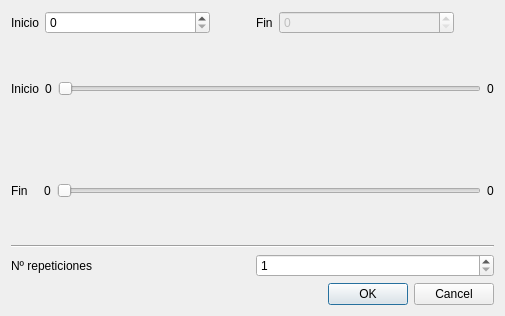
Above: ui/calderondialog.ui from JuanjoMrt/Jmidi before the change. Below: the same form after it.
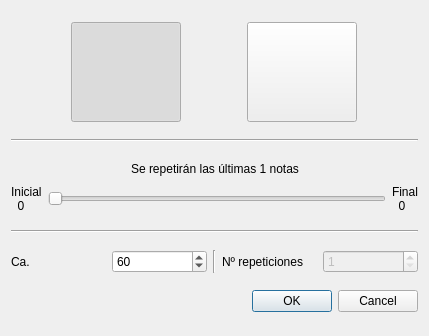
That is the form after the change. Icons and pictures are not drawn.

Commit message: The repetition graphical icons were added and some bug fixed

Diff of the .ui file:
```diff
--- a/ui/calderondialog.ui
+++ b/ui/calderondialog.ui
@@ -6,8 +6,8 @@
    <rect>
     <x>0</x>
     <y>0</y>
-    <width>505</width>
-    <height>316</height>
+    <width>429</width>
+    <height>336</height>
    </rect>
   </property>
   <property name="windowTitle">
@@ -15,107 +15,141 @@
   </property>
   <layout class="QVBoxLayout" name="verticalLayout_2">
    <item>
-    <layout class="QHBoxLayout" name="horizontalLayout_6">
+    <layout class="QHBoxLayout" name="horizontalLayout_3">
      <item>
-      <layout class="QHBoxLayout" name="horizontalLayout_5">
-       <item>
-        <widget class="QLabel" name="label_4">
-         <property name="sizePolicy">
-          <sizepolicy hsizetype="Maximum" vsizetype="Preferred">
-           <horstretch>0</horstretch>
-           <verstretch>0</verstretch>
-          </sizepolicy>
-         </property>
-         <property name="text">
-          <string>Inicio</string>
-         </property>
-        </widget>
-       </item>
-       <item>
-        <widget class="QSpinBox" name="sb_inicio_calderon">
-         <property name="sizePolicy">
-          <sizepolicy hsizetype="Minimum" vsizetype="Fixed">
-           <horstretch>0</horstretch>
-           <verstretch>0</verstretch>
-          </sizepolicy>
-         </property>
-        </widget>
-       </item>
-      </layout>
-     </item>
-     <item>
-      <spacer name="horizontalSpacer">
-       <property name="orientation">
-        <enum>Qt::Horizontal</enum>
+      <widget class="QPushButton" name="pb_calderon">
+       <property name="minimumSize">
+        <size>
+         <width>110</width>
+         <height>100</height>
+        </size>
        </property>
-       <property name="sizeType">
-        <enum>QSizePolicy::Maximum</enum>
-       </property>
-       <property name="sizeHint" stdset="0">
+       <property name="maximumSize">
         <size>
-         <width>40</width>
-         <height>20</height>
+         <width>110</width>
+         <height>100</height>
         </size>
        </property>
-      </spacer>
+       <property name="text">
+        <string/>
+       </property>
+       <property name="icon">
+        <iconset resource="resources.qrc">
+         <normaloff>:/icons/icons/fermata-512px.png</normaloff>:/icons/icons/fermata-512px.png</iconset>
+       </property>
+       <property name="checkable">
+        <bool>true</bool>
+       </property>
+       <property name="checked">
+        <bool>true</bool>
+       </property>
+       <property name="autoExclusive">
+        <bool>true</bool>
+       </property>
+      </widget>
      </item>
      <item>
-      <layout class="QHBoxLayout" name="horizontalLayout_3">
-       <item>
-        <widget class="QLabel" name="label_5">
-         <property name="sizePolicy">
-          <sizepolicy hsizetype="Maximum" vsizetype="Preferred">
-           <horstretch>0</horstretch>
-           <verstretch>0</verstretch>
-          </sizepolicy>
-         </property>
-         <property name="text">
-          <string>Fin</string>
-         </property>
-        </widget>
-       </item>
-       <item>
-        <widget class="QSpinBox" name="sb_fin_calderon">
-         <property name="enabled">
-          <bool>false</bool>
-         </property>
-        </widget>
-       </item>
-      </layout>
-     </item>
-     <item>
-      <spacer name="horizontalSpacer_2">
-       <property name="orientation">
-        <enum>Qt::Horizontal</enum>
+      <widget class="QPushButton" name="pb_repetition">
+       <property name="minimumSize">
+        <size>
+         <width>110</width>
+         <height>100</height>
+        </size>
        </property>
-       <property name="sizeType">
-        <enum>QSizePolicy::Minimum</enum>
+       <property name="maximumSize">
+        <size>
+         <width>110</width>
+         <height>100</height>
+        </size>
        </property>
-       <property name="sizeHint" stdset="0">
+       <property name="text">
+        <string/>
+       </property>
+       <property name="icon">
+        <iconset resource="resources.qrc">
+         <normaloff>:/icons/icons/repeat-sign-start-and-end-512px.png</normaloff>:/icons/icons/repeat-sign-start-and-end-512px.png</iconset>
+       </property>
+       <property name="iconSize">
         <size>
          <width>40</width>
          <height>20</height>
         </size>
        </property>
-      </spacer>
+       <property name="checkable">
+        <bool>true</bool>
+       </property>
+       <property name="autoExclusive">
+        <bool>true</bool>
+       </property>
+      </widget>
      </item>
     </layout>
    </item>
+   <item>
+    <widget class="Line" name="line_3">
+     <property name="orientation">
+      <enum>Qt::Horizontal</enum>
+     </property>
+    </widget>
+   </item>
    <item>
     <layout class="QVBoxLayout" name="verticalLayout">
+     <item>
+      <layout class="QHBoxLayout" name="horizontalLayout_6">
+       <item>
+        <spacer name="horizontalSpacer">
+         <property name="orientation">
+          <enum>Qt::Horizontal</enum>
+         </property>
+         <property name="sizeHint" stdset="0">
+          <size>
+           <width>40</width>
+           <height>20</height>
+          </size>
+         </property>
+        </spacer>
+       </item>
+       <item>
+        <widget class="QLabel" name="label_notes_to_repeat">
+         <property name="sizePolicy">
+          <sizepolicy hsizetype="Preferred" vsizetype="Maximum">
+           <horstretch>0</horstretch>
+           <verstretch>0</verstretch>
+          </sizepolicy>
+         </property>
+         <property name="text">
+          <string>Se repetirán las últimas 1 notas</string>
+         </property>
+        </widget>
+       </item>
+       <item>
+        <spacer name="horizontalSpacer_2">
+         <property name="orientation">
+          <enum>Qt::Horizontal</enum>
+         </property>
+         <property name="sizeHint" stdset="0">
+          <size>
+           <width>40</width>
+           <height>20</height>
+          </size>
+         </property>
+        </spacer>
+       </item>
+      </layout>
+     </item>
      <item>
       <layout class="QHBoxLayout" name="horizontalLayout">
-       <item>
-        <widget class="QLabel" name="label">
-         <property name="text">
-          <string>Inicio</string>
-         </property>
-        </widget>
-       </item>
        <item>
         <widget class="QLabel" name="label_inicio_minimum">
+         <property name="sizePolicy">
+          <sizepolicy hsizetype="Preferred" vsizetype="Maximum">
+           <horstretch>0</horstretch>
+           <verstretch>0</verstretch>
+          </sizepolicy>
+         </property>
          <property name="text">
-          <string>0</string>
+          <string>Inicial
+  0</string>
          </property>
         </widget>
        </item>
@@ -131,46 +165,15 @@
        </item>
        <item>
         <widget class="QLabel" name="label_inicio_maximum">
-         <property name="text">
-          <string>0</string>
+         <property name="sizePolicy">
+          <sizepolicy hsizetype="Preferred" vsizetype="Maximum">
+           <horstretch>0</horstretch>
+           <verstretch>0</verstretch>
+          </sizepolicy>
          </property>
-        </widget>
-       </item>
-      </layout>
-     </item>
-     <item>
-      <layout class="QHBoxLayout" name="horizontalLayout_2">
-       <item>
-        <widget class="QLabel" name="label_2">
          <property name="text">
-          <string>Fin   </string>
-         </property>
-        </widget>
-       </item>
-       <item>
-        <widget class="QLabel" name="label_fin_minimum">
-         <property name="text">
-          <string>0</string>
-         </property>
-        </widget>
-       </item>
-       <item>
-        <widget class="QSlider" name="slider_fin_calderon">
-         <property name="enabled">
-          <bool>false</bool>
-         </property>
-         <property name="maximum">
-          <number>20</number>
-         </property>
-         <property name="orientation">
-          <enum>Qt::Horizontal</enum>
-         </property>
-        </widget>
-       </item>
-       <item>
-        <widget class="QLabel" name="label_fin_maximum">
-         <property name="text">
-          <string>0</string>
+          <string>Final
+  0</string>
          </property>
         </widget>
        </item>
@@ -186,21 +189,59 @@
     </widget>
    </item>
    <item>
-    <layout class="QHBoxLayout" name="horizontalLayout_4">
+    <layout class="QHBoxLayout" name="horizontalLayout_5">
      <item>
-      <widget class="QLabel" name="label_3">
-       <property name="text">
-        <string>Nº repeticiones</string>
-       </property>
-      </widget>
+      <layout class="QHBoxLayout" name="horizontalLayout_2">
+       <item>
+        <widget class="QLabel" name="label">
+         <property name="text">
+          <string>Ca.</string>
+         </property>
+        </widget>
+       </item>
+       <item>
+        <widget class="QSpinBox" name="sb_ca">
+         <property name="minimum">
+          <number>1</number>
+         </property>
+         <property name="maximum">
+          <number>999</number>
+         </property>
+         <property name="value">
+          <number>60</number>
+         </property>
+        </widget>
+       </item>
+      </layout>
      </item>
      <item>
-      <widget class="QSpinBox" name="sb_num_rep">
-       <property name="minimum">
-        <number>1</number>
+      <widget class="Line" name="line_2">
+       <property name="orientation">
+        <enum>Qt::Vertical</enum>
        </property>
       </widget>
      </item>
+     <item>
+      <layout class="QHBoxLayout" name="horizontalLayout_4">
+       <item>
+        <widget class="QLabel" name="label_3">
+         <property name="text">
+          <string>Nº repeticiones</string>
+         </property>
+        </widget>
+       </item>
+       <item>
+        <widget class="QSpinBox" name="sb_num_rep">
+         <property name="enabled">
+          <bool>false</bool>
+         </property>
+         <property name="minimum">
+          <number>1</number>
+         </property>
+        </widget>
+       </item>
+      </layout>
+     </item>
     </layout>
    </item>
    <item>
```
Left out of the diff: 85 changed lines with no effect on the pictures. The commit also changes 11 other files.
